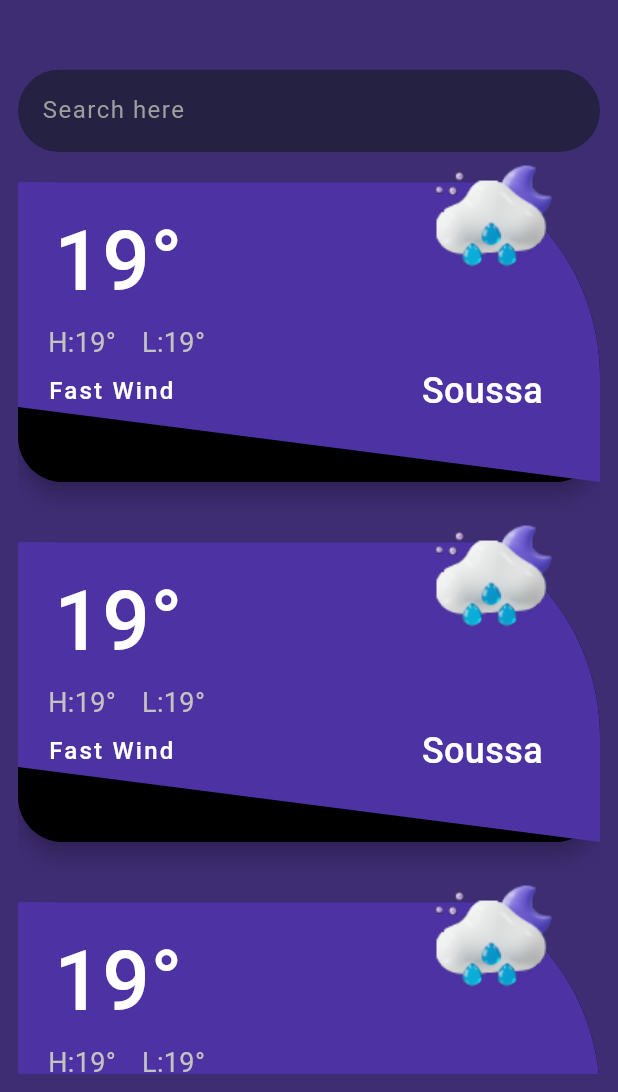
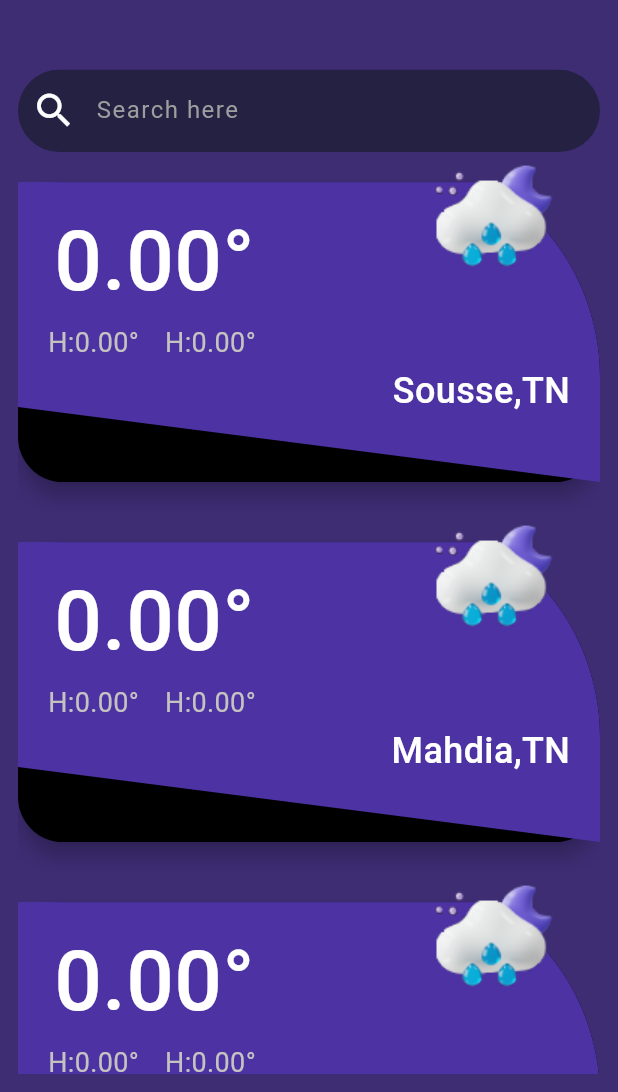
Before and after one commit to TarekLabidi/weather_app, a Flutter app: the OtherWeathers screen opened directly, on a phone screen of 412 x 824 dp, the part 144-1236 px from its top. Run offline on Flutter 3.47's test engine with Material 3 defaults, Android fonts, the phone set to English and light mode, and no system bars; our stand-ins replace google_fonts; network calls fail.

Commit message:
finishing the vertical view

```diff
--- a/lib/Views/home_page.dart
+++ b/lib/Views/home_page.dart
@@ -1,6 +1,6 @@
 import 'package:flutter/material.dart';
 
-import 'package:weather_app/Views/mobile_view.dart';
+import 'package:weather_app/Views/mobileView/mobile_view.dart';
 import 'package:weather_app/Views/pc_view.dart';
 
 class MyHomePage extends StatefulWidget {
--- a/lib/Views/mobile_view.dart
+++ b/lib/Views/mobileView/mobile_view.dart
@@ -1,6 +1,6 @@
 import 'package:flutter/material.dart';
-import 'package:weather_app/mobileView/horizontal_layout.dart';
-import '../mobileView/vertical_layout/mobile_home_page.dart';
+import 'package:weather_app/Views/mobileView/horizontal_layout/horizontal_layout.dart';
+import 'vertical_layout/mobile_home_page.dart';
 
 class BuildMobileView extends StatefulWidget {
   const BuildMobileView({super.key});
--- a/lib/mobileView/vertical_layout/mobile_home_page.dart
+++ b/lib/Views/mobileView/vertical_layout/mobile_home_page.dart
@@ -1,7 +1,7 @@
 import 'package:flutter/material.dart';
 import 'package:provider/provider.dart';
-import 'package:weather_app/mobileView/vertical_layout/local_weather.dart';
-import 'package:weather_app/mobileView/vertical_layout/other_weather.dart';
+import 'package:weather_app/Views/mobileView/vertical_layout/pages/local_weather.dart';
+import 'package:weather_app/Views/mobileView/vertical_layout/pages/other_weather.dart';
 import 'package:weather_app/data/weather_provider.dart';
 
 class MobileVericalLayoutHomePage extends StatefulWidget {
--- a/lib/mobileView/vertical_layout/other_weather.dart
+++ b/lib/Views/mobileView/vertical_layout/pages/other_weather.dart
@@ -1,7 +1,15 @@
 import 'package:flutter/material.dart';
 import 'package:provider/provider.dart';
 import 'package:weather_app/data/weather_provider.dart';
-import '../../components/region_weather_card.dart';
+import '../../../../components/region_weather_card.dart';
+
+List<String> otherCities = [
+  'Sousse,TN',
+  'Mahdia,TN',
+  'Tunis,TN',
+  'Ariana,TN',
+  'Bizerte,Tn',
+];
 
 class OtherWeathers extends StatefulWidget {
   const OtherWeathers({super.key});
@@ -11,12 +19,14 @@ class OtherWeathers extends StatefulWidget {
 }
 
 class _OtherWeathersState extends State<OtherWeathers> {
+  List<String> cities = otherCities;
+  TextEditingController controller = TextEditingController();
   @override
   Widget build(BuildContext context) {
     final height = MediaQuery.of(context).size.height;
     return Scaffold(
       resizeToAvoidBottomInset: false,
-      backgroundColor: Color.fromARGB(255, 63, 45, 116),
+      backgroundColor: const Color.fromARGB(255, 63, 45, 116),
       body: Padding(
         padding: const EdgeInsets.all(12.0),
         child: SingleChildScrollView(
@@ -53,13 +63,20 @@ class _OtherWeathersState extends State<OtherWeathers> {
               SizedBox(
                 height: height / 20,
               ),
-              const ClipRRect(
-                borderRadius: BorderRadius.all(Radius.circular(30)),
+              ClipRRect(
+                borderRadius: const BorderRadius.all(Radius.circular(30)),
                 child: SizedBox(
                   height: 55,
                   child: TextField(
-                    style: TextStyle(color: Colors.white, letterSpacing: 1),
-                    decoration: InputDecoration(
+                    controller: controller,
+                    style:
+                        const TextStyle(color: Colors.white, letterSpacing: 1),
+                    decoration: const InputDecoration(
+                        prefixIcon: Icon(
+                          Icons.search,
+                          size: 30,
+                          color: Colors.white,
+                        ),
                         hintText: 'Search here',
                         hintStyle: TextStyle(color: Colors.grey),
                         filled: true,
@@ -69,15 +86,19 @@ class _OtherWeathersState extends State<OtherWeathers> {
                         ),
                         focusedBorder:
                             OutlineInputBorder(borderSide: BorderSide.none)),
+                    onChanged: searchCity,
                   ),
                 ),
               ),
               ListView.builder(
                   shrinkWrap: true,
-                  itemCount: 6,
+                  itemCount: cities.length,
                   physics: const NeverScrollableScrollPhysics(),
                   itemBuilder: (context, index) {
-                    return const RegionWeatherCard();
+                    final city = cities[index];
+                    return RegionWeatherCard(
+                      city: city,
+                    );
                   })
             ],
           ),
@@ -85,4 +106,15 @@ class _OtherWeathersState extends State<OtherWeathers> {
       ),
     );
   }
+
+  void searchCity(String query) {
+    final suggestions = otherCities.where((city) {
+      final cityname = city.toLowerCase();
+      final input = query.toLowerCase();
+      return cityname.contains(input);
+    }).toList();
+    setState(() {
+      cities = suggestions;
+    });
+  }
 }
--- a/lib/components/region_weather_card.dart
+++ b/lib/components/region_weather_card.dart
@@ -1,7 +1,49 @@
 import 'package:flutter/material.dart';
 
-class RegionWeatherCard extends StatelessWidget {
-  const RegionWeatherCard({Key? key}) : super(key: key);
+import 'package:weather_app/data/api.dart';
+
+class RegionWeatherCard extends StatefulWidget {
+  final String city;
+  const RegionWeatherCard({Key? key, required this.city})
+      : super(
+          key: key,
+        );
+
+  @override
+  State<RegionWeatherCard> createState() => _RegionWeatherCardState();
+}
+
+class _RegionWeatherCardState extends State<RegionWeatherCard> {
+  bool isLoading = true;
+  late double degree = 0;
+  late String desc = "";
+  late double highest = 0;
+  late double lowest = 0;
+
+  @override
+  void initState() {
+    super.initState();
+    initializeWeatherData();
+  }
+
+  Future<void> initializeWeatherData() async {
+    try {
+      final res = await WeatherApi.getCurrentWeather(widget.city);
+      final weatherData = WeatherApi.extractWeatherData(res);
+
+      if (mounted) {
+        setState(() {
+          degree = weatherData.degree;
+          desc = weatherData.desc;
+          highest = weatherData.highest;
+          lowest = weatherData.lowest;
+          isLoading = false;
+        });
+      }
+    } catch (e) {
+      rethrow;
+    }
+  }
 
   @override
   Widget build(BuildContext context) {
@@ -27,9 +69,9 @@ class RegionWeatherCard extends StatelessWidget {
                   children: [
                     Padding(
                       padding: EdgeInsets.only(top: height / 64, left: 24),
-                      child: const Text(
-                        '19°',
-                        style: TextStyle(
+                      child: Text(
+                        '${degree.toStringAsFixed(2)}°',
+                        style: const TextStyle(
                           fontSize: 56,
                           color: Colors.white,
                           fontWeight: FontWeight.w500,
@@ -40,9 +82,9 @@ class RegionWeatherCard extends StatelessWidget {
                     Row(
                       children: [
                         const SizedBox(width: 20),
-                        const Text(
-                          'H:19°',
-                          style: TextStyle(
+                        Text(
+                          'H:${highest.toStringAsFixed(2)}°',
+                          style: const TextStyle(
                             fontSize: 18,
                             color: Color.fromARGB(255, 197, 194, 194),
                           ),
@@ -50,9 +92,9 @@ class RegionWeatherCard extends StatelessWidget {
                         SizedBox(
                           width: MediaQuery.of(context).size.width / 24,
                         ),
-                        const Text(
-                          'L:19°',
-                          style: TextStyle(
+                        Text(
+                          'H:${lowest.toStringAsFixed(2)}°',
+                          style: const TextStyle(
                             fontSize: 18,
                             color: Color.fromARGB(255, 197, 194, 194),
                           ),
@@ -62,27 +104,28 @@ class RegionWeatherCard extends StatelessWidget {
                     SizedBox(height: height / 480),
                     Row(
                       children: [
-                        const Padding(
-                          padding: EdgeInsets.only(left: 20.0),
+                        Padding(
+                          padding: const EdgeInsets.only(left: 20.0),
                           child: Text(
-                            'Fast Wind',
-                            style: TextStyle(
+                            desc,
+                            style: const TextStyle(
                                 fontSize: 16,
                                 color: Colors.white,
                                 fontWeight: FontWeight.w500,
                                 letterSpacing: 1.5),
                           ),
                         ),
-                        SizedBox(
-                          width: MediaQuery.of(context).size.width * 0.4,
-                        ),
-                        const Text(
-                          'Soussa',
-                          style: TextStyle(
+                        const Spacer(),
+                        Text(
+                          widget.city,
+                          style: const TextStyle(
                               fontSize: 24,
                               color: Colors.white,
                               fontWeight: FontWeight.w500),
                         ),
+                        const SizedBox(
+                          width: 20,
+                        )
                       ],
                     )
                   ],
--- a/lib/components/text_widget.dart
+++ b/lib/components/text_widget.dart
@@ -16,7 +16,7 @@ class TextWidget extends StatelessWidget {
     return Column(
       children: [
         Text(
-          'Monastir',
+          'Monastir,TN',
           style: GoogleFonts.lato(
               fontWeight: FontWeight.bold,
               fontSize: 34,
--- a/lib/components/top_cercle_avatar.dart
+++ b/lib/components/top_cercle_avatar.dart
@@ -12,7 +12,7 @@ class TopCercleAvatar extends StatelessWidget {
     return Align(
       alignment: Alignment.topRight,
       child: Padding(
-        padding: const EdgeInsets.symmetric(vertical: 30.0, horizontal: 10),
+        padding: const EdgeInsets.symmetric(vertical: 40.0, horizontal: 20),
         child: GestureDetector(
           onTap: () {
             context.read<WeatherProvider>().changePage(1);
--- a/lib/components/weather_informations.dart
+++ b/lib/components/weather_informations.dart
@@ -64,7 +64,7 @@ class WeatherInformations extends StatelessWidget {
           height: 180,
           child: ListView.builder(
               scrollDirection: Axis.horizontal,
-              itemCount: 11,
+              itemCount: 8,
               itemBuilder: (context, index) {
                 return LocalWeatherCard(index: index);
               }),
--- a/lib/data/weather_provider.dart
+++ b/lib/data/weather_provider.dart
@@ -6,8 +6,10 @@ class WeatherProvider extends ChangeNotifier {
   String desc = '';
   double highest = 0;
   double lowest = 0;
+
   int currentPage = 0;
   bool isLoading = true;
+
   void finishedLoading() {
     isLoading = false;
     notifyListeners();
@@ -23,6 +25,7 @@ class WeatherProvider extends ChangeNotifier {
     desc = data.desc;
     highest = data.highest;
     lowest = data.lowest;
+
     notifyListeners();
   }
 
--- a/pubspec.yaml
+++ b/pubspec.yaml
@@ -33,6 +33,7 @@ dependencies:
     sdk: flutter
   google_fonts: ^6.1.0
   http: ^1.2.0
+  intl: ^0.19.0
   provider: ^6.1.1
 
 dev_dependencies:
```
Also changed, not shown: lib/Views/mobileView/vertical_layout/pages/local_weather.dart (renamed from lib/mobileView/vertical_layout/local_weather.dart, +7 -4 lines), lib/components/bottom_informations_sheet.dart (+14 -1 lines), lib/components/bottom_sheet_widget.dart (added, +167 -0 lines), lib/components/local_weather_card.dart (+5 -33 lines), lib/data/api.dart (+53 -2 lines), lib/data/logic.dart (added, +30 -0 lines), assets/images/sunCourbe.png (added), lib/Views/mobileView/horizontal_layout/horizontal_layout.dart (renamed from lib/mobileView/horizontal_layout.dart), pubspec.lock.
